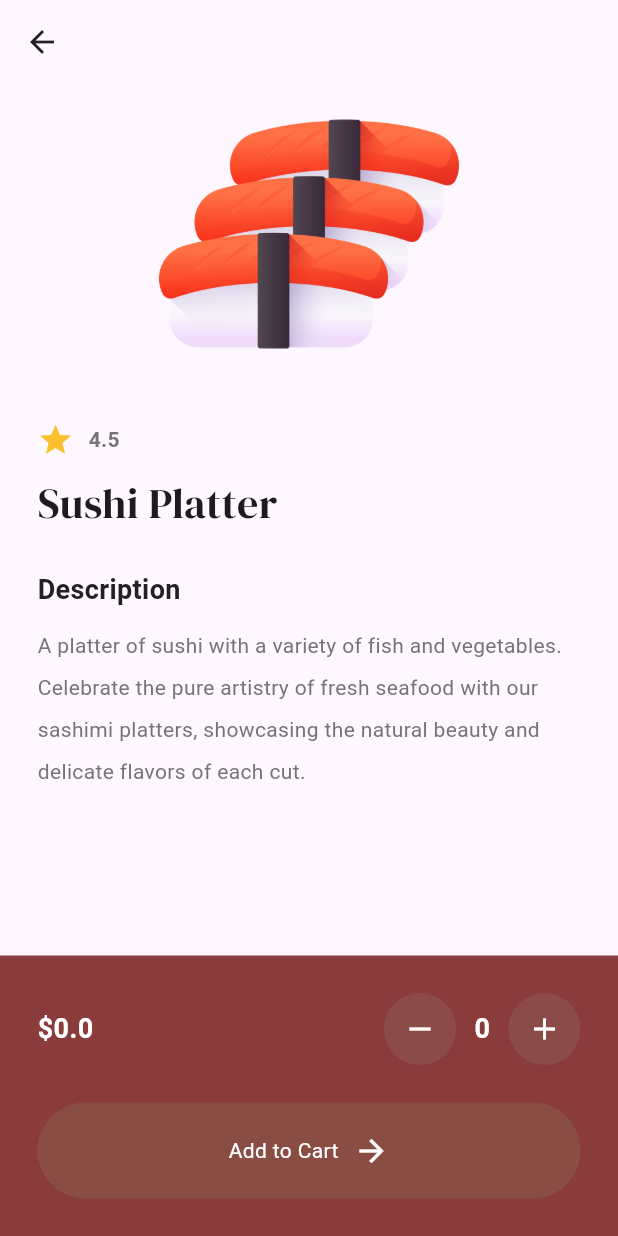
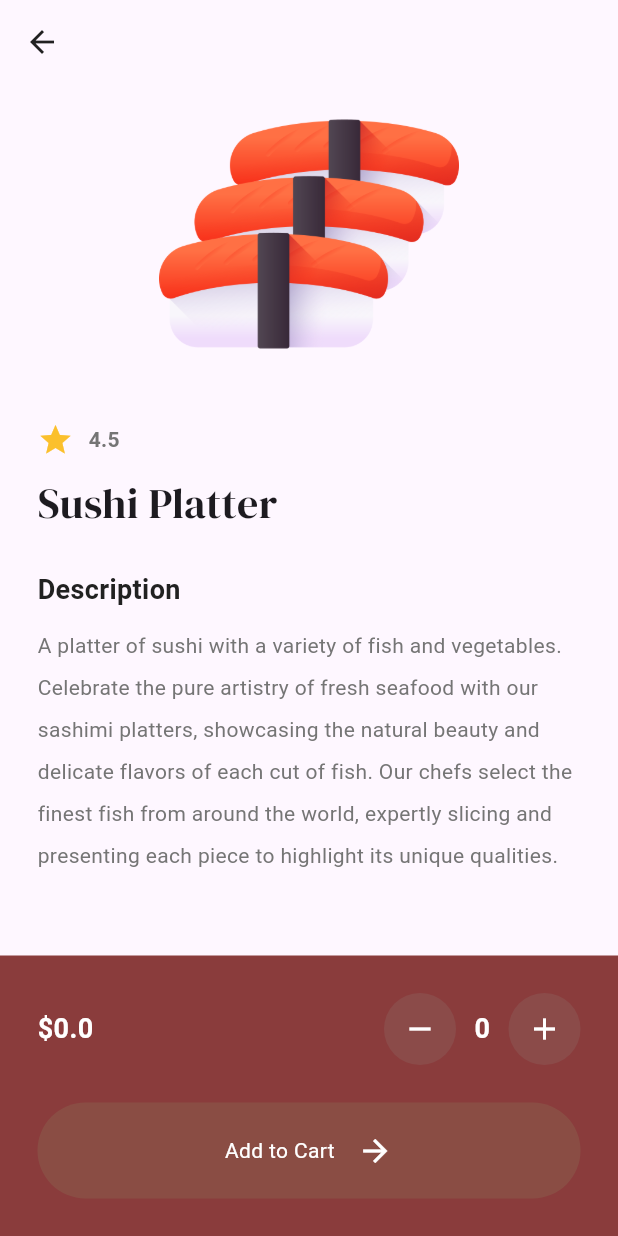
Before and after one commit to andreyscott/sushi_app, a Flutter app: the MenuPage screen opened by its route, after a tap on "Sushi Platter", on a phone screen of 412 x 824 dp. Run offline on Flutter 3.47's test engine with Material 3 defaults, Android fonts, the phone set to English and light mode, and no system bars; our stand-ins replace google_fonts.

Commit message:
added some quick fixes

```diff
--- a/lib/components/button.dart
+++ b/lib/components/button.dart
@@ -25,7 +25,7 @@ class MyButton extends StatelessWidget {
                 style: const TextStyle(color: Colors.white),
               ),
               const SizedBox(
-                width: 10,
+                width: 15,
               ),
               const Icon(
                 Icons.arrow_forward,
--- a/lib/models/shop.dart
+++ b/lib/models/shop.dart
@@ -16,14 +16,21 @@ class Shop extends ChangeNotifier {
         price: 35,
         rating: 4.5,
         description:
-            "A platter of sushi with a variety of fish and vegetables.  Celebrate the pure artistry of fresh seafood with our sashimi platters, showcasing the natural beauty and delicate flavors of each cut."),
+            "A platter of sushi with a variety of fish and vegetables.  Celebrate the pure artistry of fresh seafood with our sashimi platters, showcasing the natural beauty and delicate flavors of each cut of fish. Our chefs select the finest fish from around the world, expertly slicing and presenting each piece to highlight its unique qualities."),
     Food(
         name: "Ramen noodles",
-        imagePath: "lib/images/sushi3.png",
+        imagePath: "lib/images/ramen.png",
         price: 39,
         rating: 4.8,
         description:
             "A bowl of tasty ramen noodles with pork, egg, and vegetables. Slurp your way through our comforting ramen broths, simmered for hours and bursting with umami. Choose from classic shoyu to adventurous tantan, each customizable with an array of toppings."),
+    Food(
+        name: "Poke Bowl",
+        imagePath: "lib/images/sushi3.png",
+        price: 29,
+        rating: 4.7,
+        description:
+            "A bowl of poke with fresh fish, rice, and vegetables.  Dive into our vibrant poke bowls, brimming with fresh fish, colorful vegetables, and bold sauces. Each bowl is a unique culinary adventure and a feast for the eyes."),
   ];
 
   final List<Food> _cart = [];
```
Also changed, not shown: lib/images/ramen.png (added).
